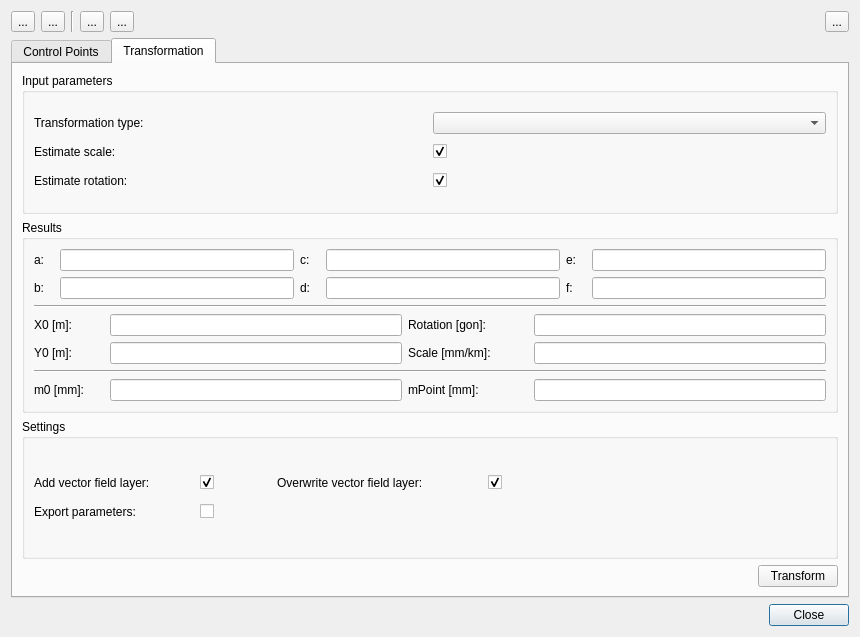
Qt form helmert2d_dialog_base.ui (edigonzales-archiv/qgis_helmert2d) before a commit.
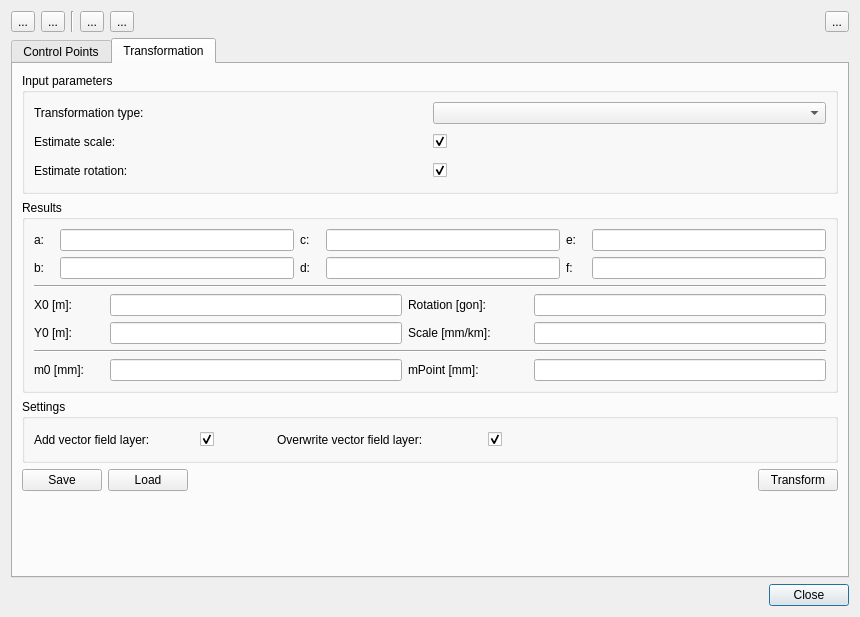
The same form after that commit. The open tabs and pages were chosen to show the change. Custom widgets are drawn as their Qt base class.

Patch:
```diff
--- a/helmert2d_dialog_base.ui
+++ b/helmert2d_dialog_base.ui
@@ -10,7 +10,7 @@
     <x>0</x>
     <y>0</y>
     <width>860</width>
-    <height>637</height>
+    <height>617</height>
    </rect>
   </property>
   <property name="windowTitle">
@@ -602,26 +602,6 @@
               </property>
              </spacer>
             </item>
-            <item row="1" column="1">
-             <widget class="QCheckBox" name="cbExportTransformParameter">
-              <property name="minimumSize">
-               <size>
-                <width>0</width>
-                <height>23</height>
-               </size>
-              </property>
-              <property name="text">
-               <string/>
-              </property>
-             </widget>
-            </item>
-            <item row="1" column="0">
-             <widget class="QLabel" name="label_8">
-              <property name="text">
-               <string>Export parameters: </string>
-              </property>
-             </widget>
-            </item>
            </layout>
           </item>
          </layout>
@@ -629,6 +609,20 @@
        </item>
        <item row="3" column="0">
         <layout class="QHBoxLayout" name="horizontalLayout_17">
+         <item>
+          <widget class="QPushButton" name="pushButton">
+           <property name="text">
+            <string>Save</string>
+           </property>
+          </widget>
+         </item>
+         <item>
+          <widget class="QPushButton" name="pushButton_2">
+           <property name="text">
+            <string>Load</string>
+           </property>
+          </widget>
+         </item>
          <item>
           <spacer name="horizontalSpacer_10">
            <property name="orientation">
@@ -651,6 +645,19 @@
          </item>
         </layout>
        </item>
+       <item row="4" column="0">
+        <spacer name="verticalSpacer">
+         <property name="orientation">
+          <enum>Qt::Vertical</enum>
+         </property>
+         <property name="sizeHint" stdset="0">
+          <size>
+           <width>20</width>
+           <height>40</height>
+          </size>
+         </property>
+        </spacer>
+       </item>
       </layout>
      </widget>
     </widget>
```
